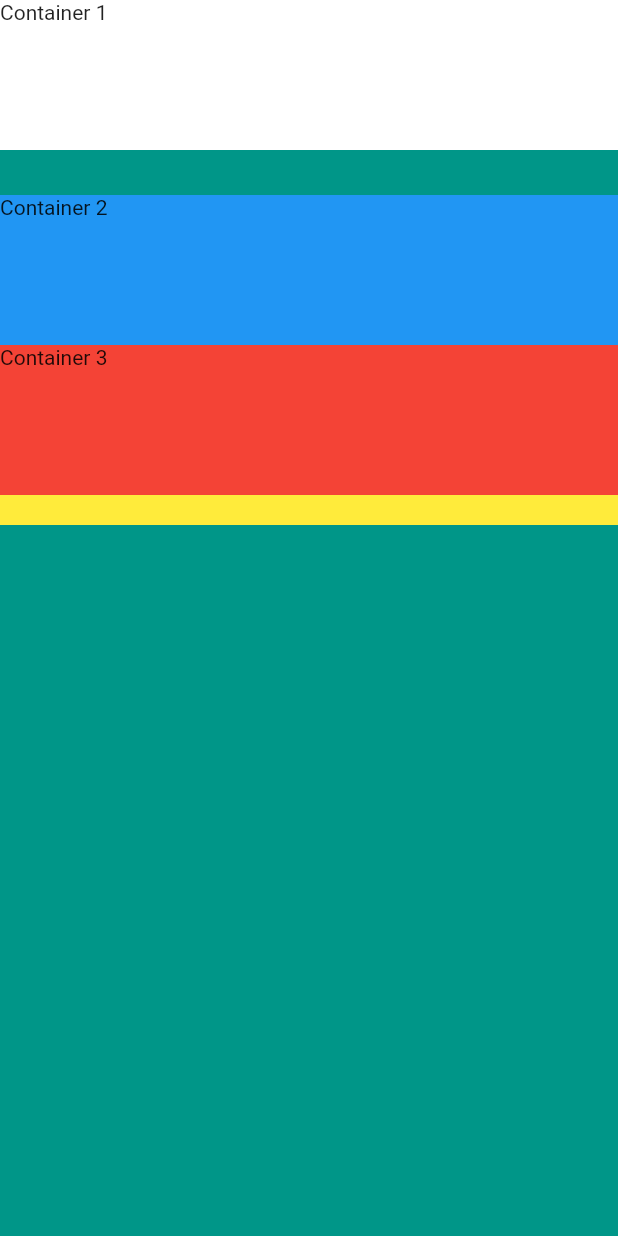
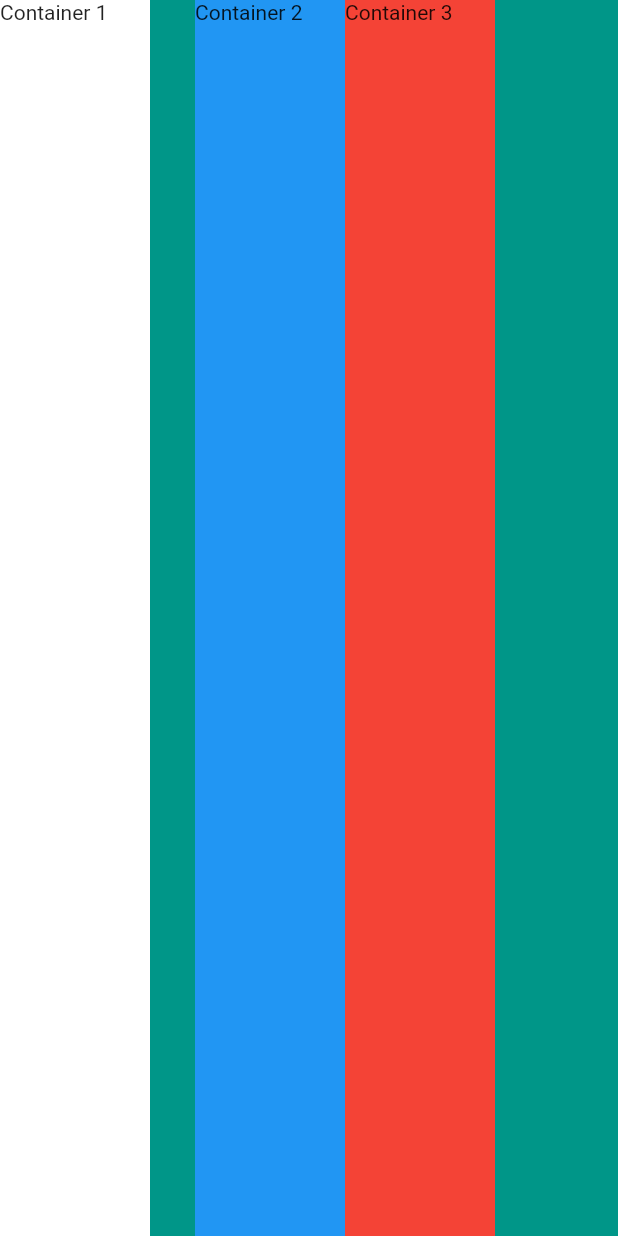
Before and after one commit to cjw020607/flutter-project, a Flutter app: the screen it shows after launch, on a phone screen of 412 x 824 dp. Run offline on Flutter 3.47's test engine with Material 2 defaults, Android fonts, the phone set to English and light mode, and no system bars.

Commit message:
1-21 row widget

```diff
--- a/flutter_application_1/lib/main.dart
+++ b/flutter_application_1/lib/main.dart
@@ -23,30 +23,9 @@ class MyPage extends StatelessWidget {
     return Scaffold(
       backgroundColor: Colors.teal,
       body: SafeArea(
-          //column은 세로축으로 가능한 모든 공간 다 차지함
-          child: Center(
-            child: Column(
-              //mainAxisAlignment는 세로축 위치 설정 (세로축의 모든 공간을 차지함)
-              // mainAxisAlignment: MainAxisAlignment.center,
-              //-----------
-              //mainAxisSize
-              // mainAxisSize: MainAxisSize.min, //컨테티너의 필수 영역만큼으로 줄어듦
-              //-----------
-              //아래에서부터 위로 배치
-              //verticalDirection: VerticalDirection.up,
-              //------------
-              //사이에 같은 간격으로 배치
-              //mainAxisAlignment: MainAxisAlignment.spaceEvenly,
-              //-----------
-              //상,중,하에 배치
-              //mainAxisAlignment: MainAxisAlignment.spaceBetween,
-              //--------
-              //맨 오른쪽으로 정렬 (맨 아래에 container 추가)
-              //crossAxisAlignment: CrossAxisAlignment.end,
-              //-----------
-              //가로 방향으로 최대한 확장(container의 width 따로 설정할 필요 없음)
+        child: Row(
+          //세로로 최대한 확대
           crossAxisAlignment: CrossAxisAlignment.stretch,
-
           children: [
             Container(
               width: 100,
@@ -54,9 +33,9 @@ class MyPage extends StatelessWidget {
               color: Colors.white,
               child: Text('Container 1'),
             ),
-                //container 사이의 간격 설정
+            //container 사이의 간격
             SizedBox(
-                  height: 30.0,
+              width: 30.0,
             ),
             Container(
               width: 100,
@@ -70,15 +49,9 @@ class MyPage extends StatelessWidget {
               color: Colors.red,
               child: Text('Container 3'),
             ),
-                //가시성 위해 height 지정
-                Container(
-                  width: double.infinity,
-                  color: Colors.yellow,
-                  height: 20,
-                )
           ],
         ),
       ),
-        ));
+    );
   }
 }
```
Lines whose indentation alone changed are shown as unchanged.
